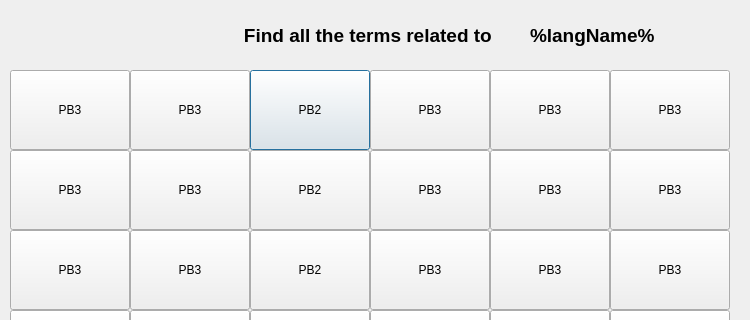
Before: the Qt Designer form waves/try.ui in matternstsr/Sea-Application, drawn with Qt 5; both pictures show x 0 to 750 and y 0 to 320 of the 750 by 550 pixel window.
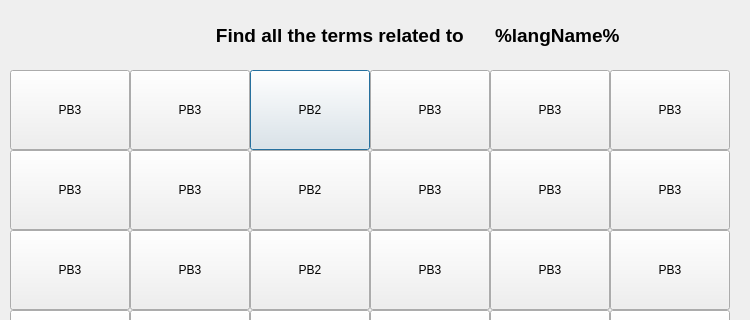
After: the same form once the commit is applied.

Diff of the .ui file:
```diff
--- a/waves/try.ui
+++ b/waves/try.ui
@@ -139,10 +139,10 @@
   <widget class="QLabel" name="puzzleInstructions">
    <property name="geometry">
     <rect>
-     <x>10</x>
+     <x>5</x>
      <y>10</y>
-     <width>721</width>
-     <height>51</height>
+     <width>675</width>
+     <height>50</height>
     </rect>
    </property>
    <property name="font">
@@ -162,10 +162,10 @@
   <widget class="QLabel" name="langName">
    <property name="geometry">
     <rect>
-     <x>530</x>
+     <x>495</x>
      <y>10</y>
-     <width>151</width>
-     <height>51</height>
+     <width>150</width>
+     <height>50</height>
     </rect>
    </property>
    <property name="font">
```
